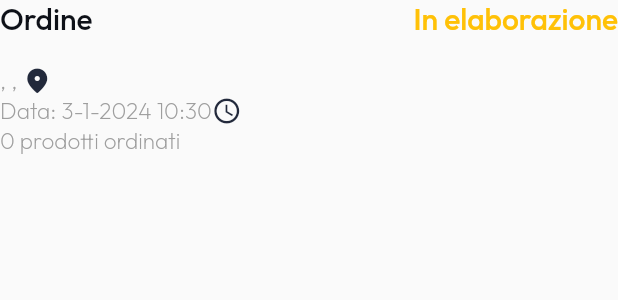
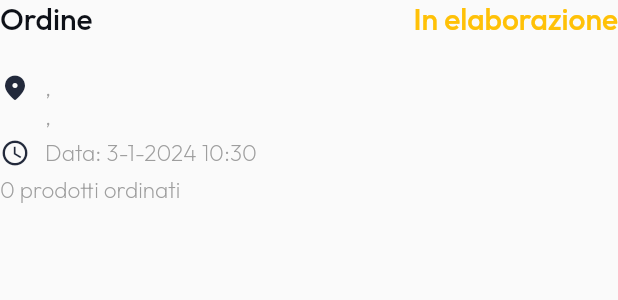
Before and after one commit to NunzioDA/food_delivery_app, a Flutter app: the OrderInfoHeader widget shown alone on an empty page, opened directly with empty values, on a phone screen of 412 x 824 dp. Shown: the top 300 px of the screen. Run offline on Flutter 3.47's test engine with Material 3 defaults, Android fonts, the phone set to English and light mode, and no system bars; drawn by our look-alikes of auto_size_text; our stand-ins replace bloc, cached_network_image, connectivity_plus, cross_file, flutter_bloc, gap and 5 more; accounts and stored records are empty; network calls fail.

Commit message:
Miglioramenti grafici

```diff
--- a/lib/Presentation/ModelVisualizzation/Order/order_info_header.dart
+++ b/lib/Presentation/ModelVisualizzation/Order/order_info_header.dart
@@ -1,3 +1,4 @@
+import 'package:auto_size_text/auto_size_text.dart';
 import 'package:flutter/material.dart';
 import 'package:flutter_bloc/flutter_bloc.dart';
 import 'package:food_delivery_app/Data/Model/delivery_info.dart';
@@ -5,6 +6,7 @@ import 'package:food_delivery_app/Data/Model/order.dart';
 import 'package:food_delivery_app/Presentation/UIUtilities/dialog_manager.dart';
 import 'package:food_delivery_app/Presentation/UIUtilities/ui_utilities.dart';
 import 'package:food_delivery_app/bloc/order_bloc.dart';
+import 'package:gap/gap.dart';
 
 /// Questo widget rappresenta un header raffigurante informazioni base
 /// riguardanti un [Order] tra cui le informazioni di consegna [DeliveryInfo]
@@ -68,7 +70,8 @@ class _OrderInfoHeaderState extends State<OrderInfoHeader> {
 
   @override
   Widget build(BuildContext context) {
-    var finalV = widget.order.content.entries.length != 1? "i":"o";
+    int productCount = productsCount();
+    var finalV = productCount != 1? "i":"o";
 
     Duration currentOffset = DateTime.now().timeZoneOffset;
 
@@ -110,6 +113,8 @@ class _OrderInfoHeaderState extends State<OrderInfoHeader> {
                   borderRadius: BorderRadius.circular(defaultBorderRadius),
                   alignment: Alignment.centerRight,
                   value: order.status,
+                  isDense: true,
+                  iconSize: 0,
                   items: OrderStatus.values.map(
                     (e) => DropdownMenuItem(
                       value: e,
@@ -128,35 +133,46 @@ class _OrderInfoHeaderState extends State<OrderInfoHeader> {
             statusText(widget.order.status)
           ],
         ),
-        Text(
-          widget.order.deliveryInfo.intercom,
-          style: Theme.of(context).textTheme.titleSmall,
-        ),
+        const Gap(5),
         Row(
           children: [
-            Text("${widget.order.deliveryInfo.city}, ${widget.order.deliveryInfo.address}, ${widget.order.deliveryInfo.houseNumber}"),
             Icon(
               Icons.location_on_rounded,
               color: Theme.of(context).primaryColor,
               size: 20,
             ),
+            const Gap(10),
+            Column(
+              crossAxisAlignment: CrossAxisAlignment.start,
+              mainAxisSize: MainAxisSize.min,
+              children: [
+                Text(
+                  widget.order.deliveryInfo.intercom,
+                  style: Theme.of(context).textTheme.titleSmall,
+                ),
+                AutoSizeText("${widget.order.deliveryInfo.city},\n${widget.order.deliveryInfo.address}, ${widget.order.deliveryInfo.houseNumber}"),
+              ],
+            ),
           ],
         ),
+        const Gap(5),
         Row(
           children: [
-              Text(
-              "Data: ${timeInLocal.day}-${timeInLocal.month}-${timeInLocal.year} "
-              "${timeInLocal.hour.toString().padLeft(2,'0')}:"
-              "${timeInLocal.minute.toString().padLeft(2,'0')}"
-            ),
             Icon(
               Icons.access_time_outlined,
               color: Theme.of(context).primaryColor,
               size: 20,
             ),
+            const Gap(10),
+            AutoSizeText(
+              "Data: ${timeInLocal.day}-${timeInLocal.month}-${timeInLocal.year} "
+              "${timeInLocal.hour.toString().padLeft(2,'0')}:"
+              "${timeInLocal.minute.toString().padLeft(2,'0')}"
+            ),
           ],
         ),
-        Text("${productsCount()} prodott$finalV ordinat$finalV"),
+        const Gap(5),
+        Text("$productCount prodott$finalV ordinat$finalV"),
       ],
     );
   }
```
